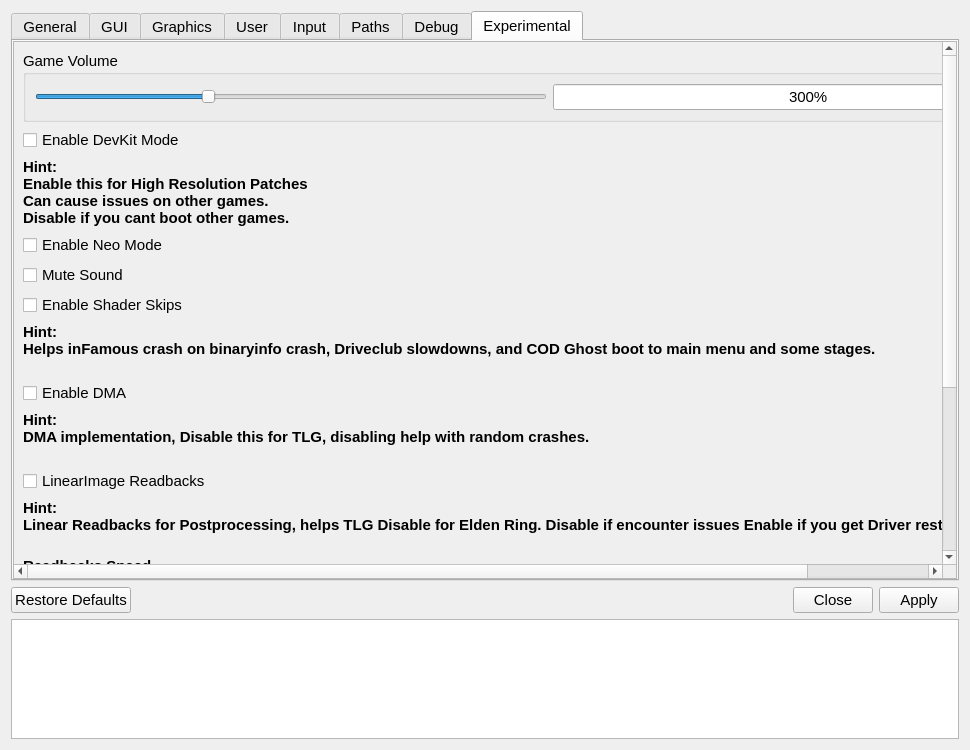
Before: the Qt Designer form src/qt_gui/settings_dialog.ui in diegolix29/shadPS4, drawn with Qt 5.
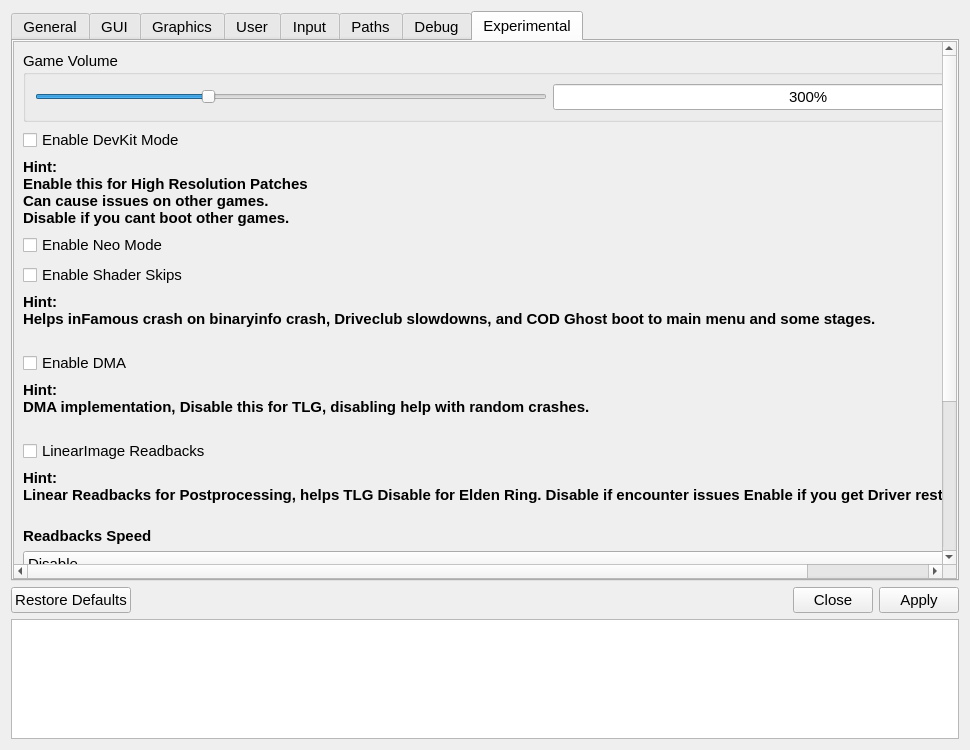
After: the same form once the commit is applied. Icons and pictures are not drawn.

Commit message: Hotkey to mute game + main window and pause menu checkbox

```diff
--- a/src/qt_gui/settings_dialog.ui
+++ b/src/qt_gui/settings_dialog.ui
@@ -2249,14 +2249,6 @@
             </widget>
           </item>
 
-			<item>
-				<widget class="QCheckBox" name="isMuteEnableCheckBox">
-					<property name="text">
-						<string>Mute Sound</string>
-					</property>
-				</widget>
-			</item>
-
 			<item>
 				<widget class="QCheckBox" name="SkipsCheckBox">
 					<property name="text">
```
The commit also changes 7 other files.
